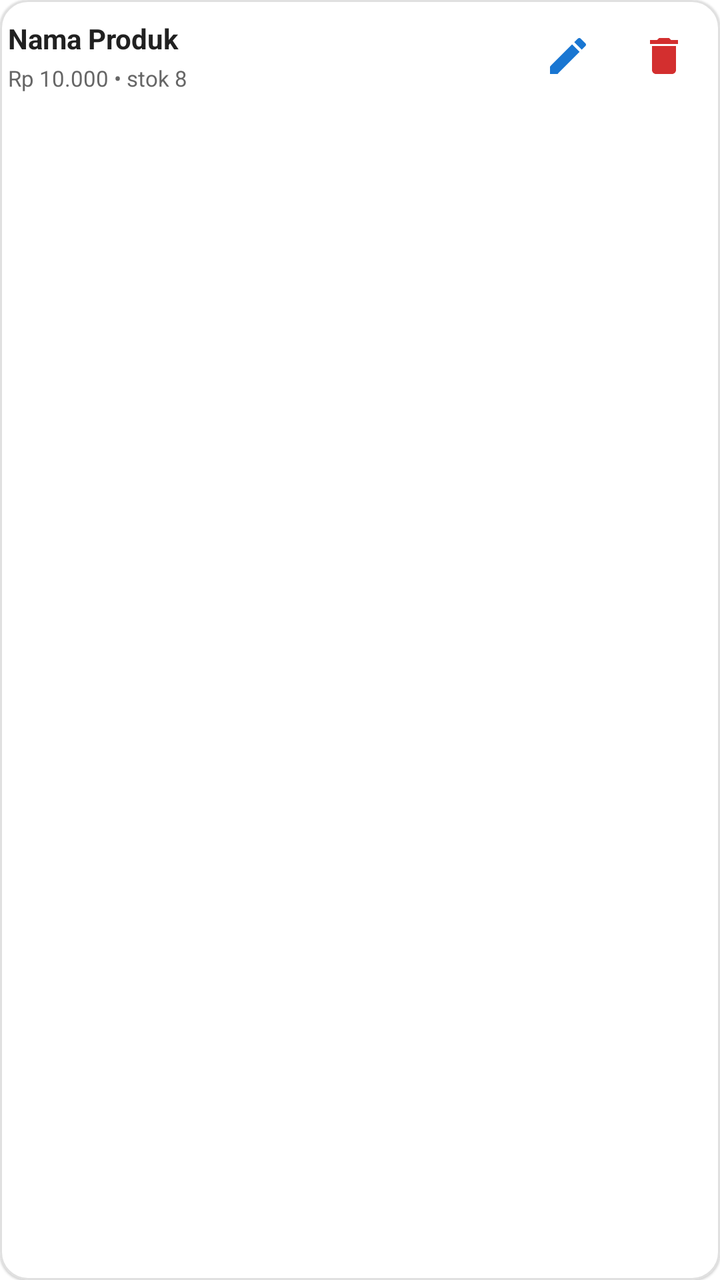
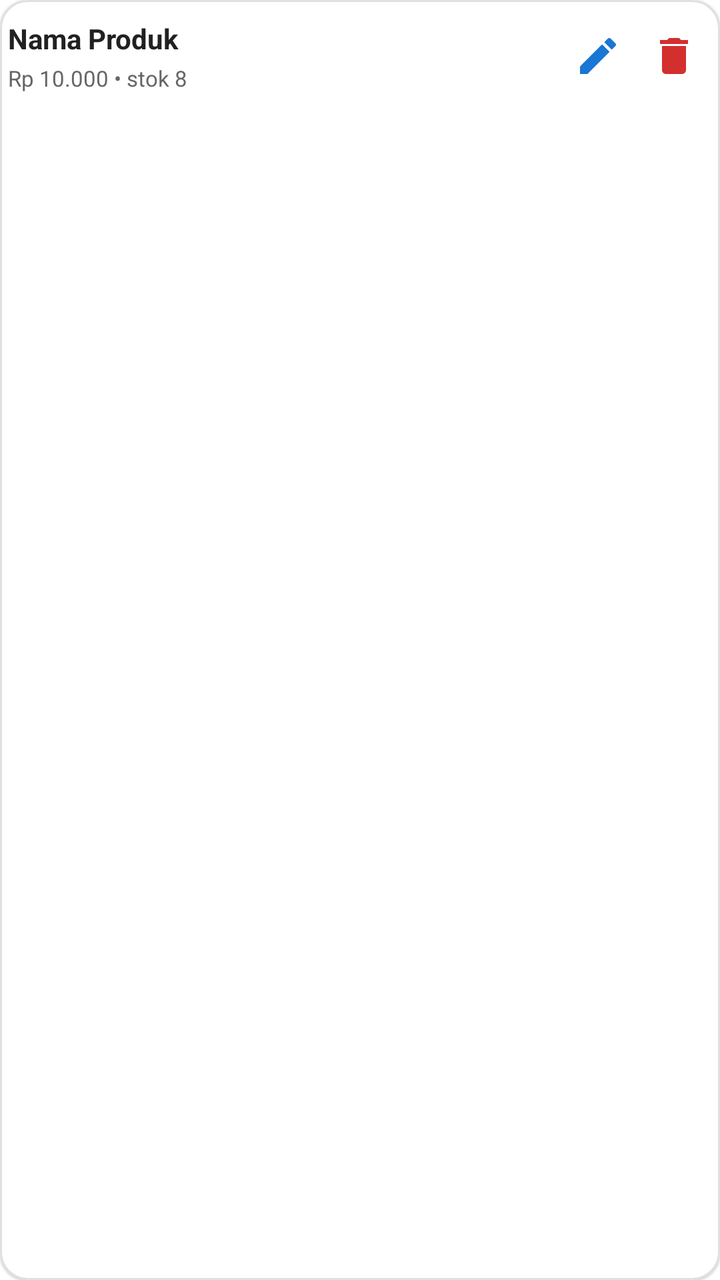

Screens rendered from an Android XML layout before and after an edit, with the pre-edit source and the edit as a unified diff.
<!-- AndroidManifest.xml: application theme Theme.DasPos -->
<!-- res/layout/item_product.xml -->
<?xml version="1.0" encoding="utf-8"?>
<com.google.android.material.card.MaterialCardView xmlns:android="http://schemas.android.com/apk/res/android"
    xmlns:app="http://schemas.android.com/apk/res-auto"
    xmlns:tools="http://schemas.android.com/tools"
    android:layout_width="match_parent"
    android:layout_height="wrap_content"
    android:layout_marginBottom="10dp"
    app:cardCornerRadius="14dp"
    app:cardElevation="0.5dp"
    app:strokeColor="@color/divider"
    app:strokeWidth="1dp">

    <LinearLayout
        android:layout_width="match_parent"
        android:layout_height="wrap_content"
        android:gravity="center_vertical"
        android:orientation="horizontal"
        android:padding="4dp">

        <LinearLayout
            android:layout_width="0dp"
            android:layout_height="wrap_content"
            android:layout_weight="1"
            android:orientation="vertical">

            <TextView
                android:id="@+id/tvProductName"
                android:layout_width="wrap_content"
                android:layout_height="wrap_content"
                android:text="Nama Produk"
                android:textColor="@color/text_primary"
                android:textSize="14sp"
                android:textStyle="bold" />

            <TextView
                android:id="@+id/tvProductInfo"
                android:layout_width="wrap_content"
                android:layout_height="wrap_content"
                android:layout_marginTop="3dp"
                android:text="Rp 10.000 • stok 8"
                android:textColor="@color/text_secondary"
                android:textSize="11sp" />
        </LinearLayout>

        <ImageButton
            android:id="@+id/btnEdit"
            android:layout_width="48dp"
            android:layout_height="48dp"
            android:background="?attr/selectableItemBackgroundBorderless"
            android:minWidth="0dp"
            android:contentDescription="@string/edit"
            android:padding="4dp"
            android:src="@drawable/ic_pencil"
            app:tint="@color/accent_blue" />

        <ImageButton
            android:id="@+id/btnDelete"
            android:layout_width="48dp"
            android:layout_height="48dp"
            android:background="?attr/selectableItemBackgroundBorderless"
            android:minWidth="0dp"
            android:contentDescription="@string/delete"
            android:padding="4dp"
            android:src="@drawable/ic_trash"
            app:tint="@color/danger_red" />
    </LinearLayout>
</com.google.android.material.card.MaterialCardView>
<!-- resources referenced by this layout -->
<resources>
  <color name="accent_blue">#1976D2</color>
  <color name="danger_red">#D32F2F</color>
  <color name="divider">#E0E0E0</color>
  <color name="text_primary">#212121</color>
  <color name="text_secondary">#666666</color>
  <!-- drawable ic_pencil (drawable) -->
  <vector xmlns:android="http://schemas.android.com/apk/res/android"
      android:width="24dp"
      android:height="24dp"
      android:viewportWidth="24.0"
      android:viewportHeight="24.0">
      <path
          android:fillColor="@color/primary_green"
          android:pathData="M3,17.25V21h3.75L17.81,9.94l-3.75,-3.75L3,17.25zM20.71,7.04c0.39,-0.39 0.39,-1.02 0,-1.41l-2.34,-2.34c-0.39,-0.39 -1.02,-0.39 -1.41,0l-1.83,1.83 3.75,3.75 1.83,-1.83z"/>
  </vector>
  <!-- drawable ic_trash (drawable) -->
  <?xml version="1.0" encoding="utf-8"?>
  
  <vector xmlns:android="http://schemas.android.com/apk/res/android"
      android:width="24dp"
      android:height="24dp"
      android:viewportWidth="24.0"
      android:viewportHeight="24.0">
      <path
          android:fillColor="#FFF"
          android:pathData="M6,19c0,1.1 0.9,2 2,2h8c1.1,0 2,-0.9 2,-2V7H6v12zM19,4h-3.5l-1,-1h-5l-1,1H5v2h14V4z"/>
  </vector>
  <string name="delete">Hapus</string>
  <string name="edit">Edit</string>
  <style name="Theme.DasPos" parent="Theme.MaterialComponents.Light.NoActionBar">
          <item name="colorPrimary">@color/primary_green</item>
          <item name="colorPrimaryVariant">@color/primary_green_dark</item>
          <item name="colorOnPrimary">@color/surface_white</item>
          <item name="colorSurface">@color/surface_white</item>
          <item name="android:statusBarColor">@color/primary_green_dark</item>
      </style>
  <color name="primary_green">#388E3C</color>
  <color name="primary_green_dark">#2E7D32</color>
  <color name="surface_white">#FFFFFF</color>
</resources>

<!-- the commit's change to res/layout/item_product.xml (unified diff, before → after) -->
@@ -4,7 +4,7 @@
     xmlns:tools="http://schemas.android.com/tools"
     android:layout_width="match_parent"
     android:layout_height="wrap_content"
-    android:layout_marginBottom="10dp"
+    android:layout_marginBottom="4dp"
     app:cardCornerRadius="14dp"
     app:cardElevation="0.5dp"
     app:strokeColor="@color/divider"
@@ -44,23 +44,23 @@
 
         <ImageButton
             android:id="@+id/btnEdit"
-            android:layout_width="48dp"
+            android:layout_width="38dp"
             android:layout_height="48dp"
             android:background="?attr/selectableItemBackgroundBorderless"
             android:minWidth="0dp"
             android:contentDescription="@string/edit"
-            android:padding="4dp"
+            android:padding="2dp"
             android:src="@drawable/ic_pencil"
             app:tint="@color/accent_blue" />
 
         <ImageButton
             android:id="@+id/btnDelete"
-            android:layout_width="48dp"
+            android:layout_width="38dp"
             android:layout_height="48dp"
             android:background="?attr/selectableItemBackgroundBorderless"
             android:minWidth="0dp"
             android:contentDescription="@string/delete"
-            android:padding="4dp"
+            android:padding="2dp"
             android:src="@drawable/ic_trash"
             app:tint="@color/danger_red" />
     </LinearLayout>
